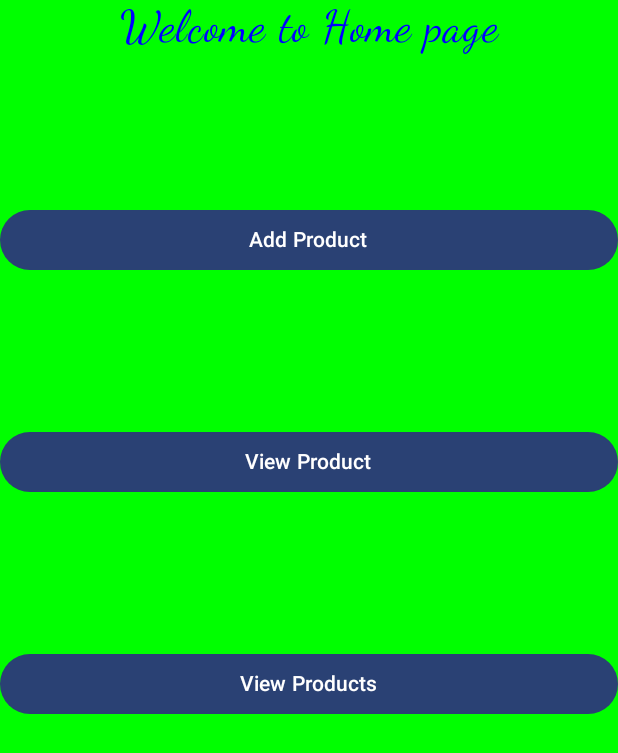
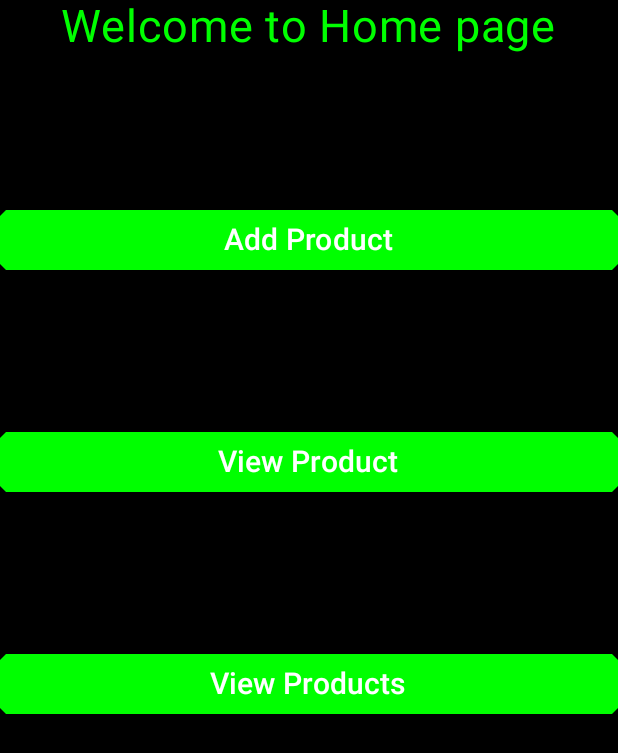
Before and after one commit to kingsler-coder/firebase, an Android app built with Jetpack Compose: the composable HomeScreen shown on its own in the app's theme, on a phone screen of 412 x 824 dp. Shown: the top 753 px of the screen. Run offline under Robolectric (Android 15) with nearby library versions, the phone set to English and light mode, and no system bars.

Commit message:
initial commit

```diff
--- a/app/build.gradle.kts
+++ b/app/build.gradle.kts
@@ -49,6 +49,7 @@ dependencies {
     implementation(libs.androidx.ui)
     implementation(libs.androidx.navigation.compose)
     implementation(libs.androidx.ui.graphics)
+    implementation(libs.coil.compose)
     implementation(libs.androidx.ui.tooling.preview)
     implementation(libs.androidx.material3)
     implementation(libs.firebase.auth)
--- a/app/src/main/java/com/kingsler/firebase/ui/theme/screens/homescreen/homescreen.kt
+++ b/app/src/main/java/com/kingsler/firebase/ui/theme/screens/homescreen/homescreen.kt
@@ -1,12 +1,15 @@
 package com.kingsler.firebase.ui.theme.screens.homescreen
 
 import androidx.compose.foundation.background
+import androidx.compose.foundation.layout.Box
 import androidx.compose.foundation.layout.Column
 import androidx.compose.foundation.layout.Spacer
 import androidx.compose.foundation.layout.fillMaxSize
 import androidx.compose.foundation.layout.fillMaxWidth
 import androidx.compose.foundation.layout.height
+import androidx.compose.foundation.shape.CutCornerShape
 import androidx.compose.material3.Button
+import androidx.compose.material3.ButtonDefaults
 import androidx.compose.material3.Text
 import androidx.compose.runtime.Composable
 import androidx.compose.ui.Alignment
@@ -28,35 +31,42 @@ import com.kingsler.firebase.navigation.ROUTE_VIEW_UPLOAD
 fun HomeScreen(navController: NavHostController) {
     Column(modifier = Modifier
         .fillMaxSize()
-        .background(Color.Green),
+        .background(Color.Black),
         horizontalAlignment = Alignment.CenterHorizontally) {
         var context= LocalContext.current
 //        var productdata=productviewmodel(navController,context)
 
         Text(text = "Welcome to Home page",
-            color = Color.Blue,
-            fontFamily = FontFamily.Cursive,
+            color = Color.Green,
+            fontFamily = FontFamily.SansSerif,
             fontSize = 30.sp)
         Spacer(modifier = Modifier.height(100.dp))
 
         Button(onClick = {
             navController.navigate(ROUTE_ADD_PRODUCT)
-        },modifier = Modifier.fillMaxWidth()) {
-            Text(text = "Add Product")
+        },modifier = Modifier.fillMaxWidth(),shape = CutCornerShape(10),
+            colors = ButtonDefaults.buttonColors(Color.Green)
+            ) {
+            Text(text = "Add Product", fontSize = 20.sp)
+
         }
         Spacer(modifier = Modifier.height(100.dp))
 
         Button(onClick = {
             navController.navigate(ROUTE_VIEW_PRODUCT)
-        },modifier = Modifier.fillMaxWidth()) {
-            Text(text = "View Product")
+        },modifier = Modifier.fillMaxWidth(),shape = CutCornerShape(10),
+            colors = ButtonDefaults.buttonColors(Color.Green)
+            ) {
+            Text(text = "View Product", fontSize = 20.sp)
         }
         Spacer(modifier = Modifier.height(100.dp))
 
         Button(onClick = {
             navController.navigate(ROUTE_VIEW_UPLOAD)
-        },modifier = Modifier.fillMaxWidth()) {
-            Text(text = "View Products")
+        },modifier = Modifier.fillMaxWidth(),shape = CutCornerShape(10),
+            colors = ButtonDefaults.buttonColors(Color.Green)
+            ) {
+            Text(text = "View Products", fontSize = 20.sp)
         }
 
 
--- a/app/src/main/java/com/kingsler/firebase/ui/theme/screens/loginscreen/loginscreen.kt
+++ b/app/src/main/java/com/kingsler/firebase/ui/theme/screens/loginscreen/loginscreen.kt
@@ -7,6 +7,7 @@ import androidx.compose.foundation.layout.fillMaxSize
 import androidx.compose.foundation.layout.fillMaxWidth
 import androidx.compose.foundation.layout.height
 import androidx.compose.foundation.layout.padding
+import androidx.compose.foundation.shape.CutCornerShape
 import androidx.compose.foundation.text.KeyboardOptions
 import androidx.compose.material3.Button
 import androidx.compose.material3.OutlinedTextField
@@ -70,14 +71,14 @@ fun LoginScreen(navController:NavHostController) {
         Button(onClick = {
 //            val mylogin= AuthViewModel(navController, context )
 //            mylogin.login(email.text.trim(),pass.text.trim())
-        }, modifier = Modifier.fillMaxWidth()) {
+        }, modifier = Modifier.fillMaxWidth(),shape = CutCornerShape(10)) {
             Text(text = "Log In")
         }
         Spacer(modifier = Modifier.height(20.dp))
 
         Button(onClick = {
             navController.navigate(ROUTE_REGISTER)
-        }, modifier = Modifier.fillMaxWidth()) {
+        }, modifier = Modifier.fillMaxWidth(),shape = CutCornerShape(10)) {
             Text(text = "Don't have account? Click to Register")
         }
 
--- a/app/src/main/java/com/kingsler/firebase/ui/theme/screens/productscreen/addproductsscreen.kt
+++ b/app/src/main/java/com/kingsler/firebase/ui/theme/screens/productscreen/addproductsscreen.kt
@@ -46,8 +46,8 @@ fun AddProductsScreen(navController: NavHostController) {
         Text(
             text = "Add product",
             fontSize = 30.sp,
-            fontFamily = FontFamily.Cursive,
-            color = Color.Red,
+            fontFamily = FontFamily.SansSerif,
+            color = Color.Green,
             modifier = Modifier.padding(20.dp),
             fontWeight = FontWeight.Bold,
             textDecoration = TextDecoration.Underline
--- a/gradle/libs.versions.toml
+++ b/gradle/libs.versions.toml
@@ -1,5 +1,6 @@
 [versions]
 agp = "8.9.1"
+coilCompose = "2.7.0"
 kotlin = "2.0.21"
 coreKtx = "1.16.0"
 junit = "4.13.2"
@@ -17,6 +18,7 @@ firebaseStorage = "21.0.1"
 [libraries]
 androidx-core-ktx = { group = "androidx.core", name = "core-ktx", version.ref = "coreKtx" }
 androidx-navigation-compose = { module = "androidx.navigation:navigation-compose", version.ref = "navigationCompose" }
+coil-compose = { module = "io.coil-kt:coil-compose", version.ref = "coilCompose" }
 junit = { group = "junit", name = "junit", version.ref = "junit" }
 androidx-junit = { group = "androidx.test.ext", name = "junit", version.ref = "junitVersion" }
 androidx-espresso-core = { group = "androidx.test.espresso", name = "espresso-core", version.ref = "espressoCore" }
```
Also changed, not shown: app/src/main/java/com/kingsler/firebase/ui/theme/screens/productscreen/viewproductsscreen.kt (+42 -38 lines), app/src/main/java/com/kingsler/firebase/ui/theme/screens/productscreen/viewuploadscreen.kt (+6 -5 lines).
